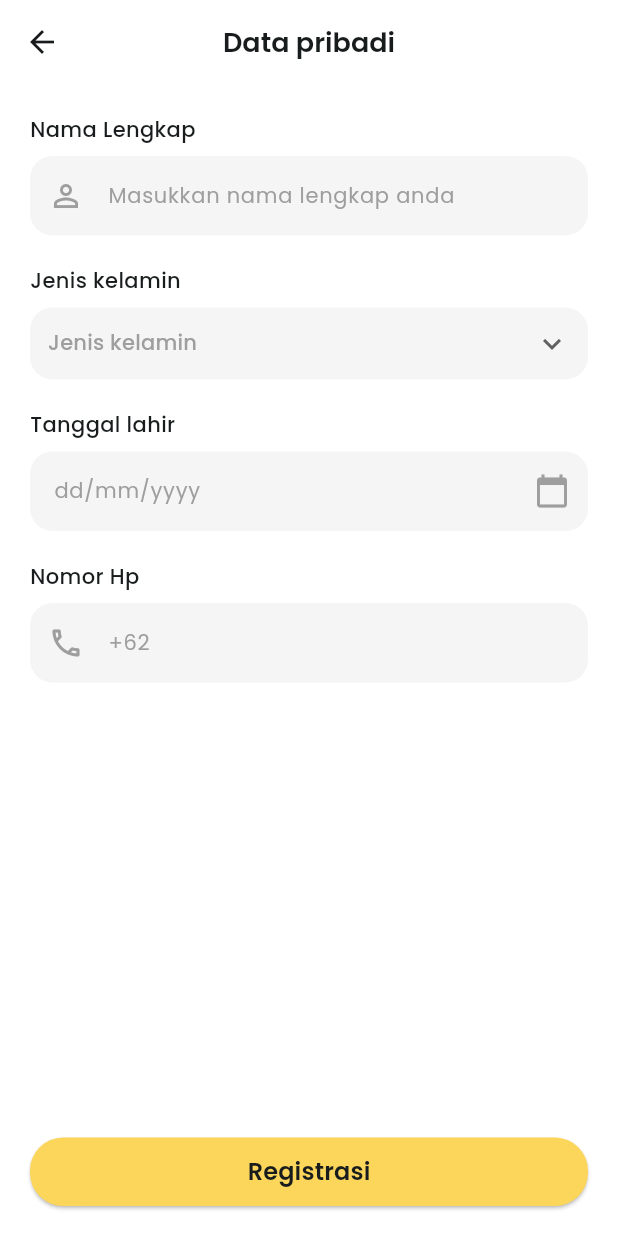
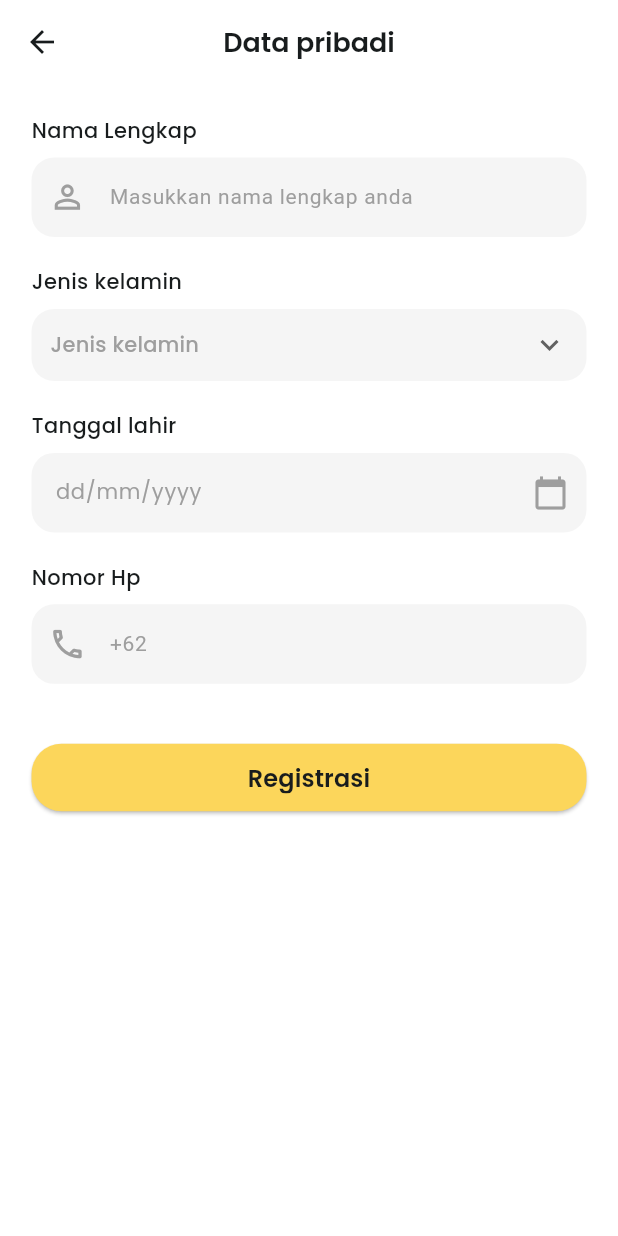
Before and after one commit to ellfarnaz/Ui-Ecommerce-FLutter, a Flutter app: the RegisterScreen screen opened directly, after a tap on "Selanjutnya", on a phone screen of 412 x 824 dp. Run offline on Flutter 3.47's test engine with Material 3 defaults, Android fonts, the light colour scheme and no system bars; our stand-ins replace cached_network_image, flutter_screenutil, google_fonts; network calls fail.

Commit message:
responsive design1

```diff
--- a/lib/core/constants/app_sizes.dart
+++ b/lib/core/constants/app_sizes.dart
@@ -1,39 +1,34 @@
-import '../utils/size_config.dart';
+import 'package:flutter_screenutil/flutter_screenutil.dart';
 
 class AppSizes {
   // Padding & Margin
-  static double get paddingXS => SizeConfig.getProportionateScreenWidth(4.0);
-  static double get paddingS => SizeConfig.getProportionateScreenWidth(8.0);
-  static double get paddingM => SizeConfig.getProportionateScreenWidth(16.0);
-  static double get paddingL => SizeConfig.getProportionateScreenWidth(24.0);
-  static double get paddingXL => SizeConfig.getProportionateScreenWidth(32.0);
-  static double get paddingXXL => SizeConfig.getProportionateScreenWidth(40.0);
+  static double get paddingXS => 4.w;
+  static double get paddingS => 8.w;
+  static double get paddingM => 16.w;
+  static double get paddingL => 24.w;
+  static double get paddingXL => 32.w;
+  static double get paddingXXL => 40.w;
 
   // Border Radius
-  static double get radiusS => SizeConfig.getProportionateScreenWidth(4.0);
-  static double get radiusM => SizeConfig.getProportionateScreenWidth(8.0);
-  static double get radiusL => SizeConfig.getProportionateScreenWidth(12.0);
-  static double get radiusXL => SizeConfig.getProportionateScreenWidth(16.0);
-  static double get radiusXXL => SizeConfig.getProportionateScreenWidth(20.0);
+  static double get radiusS => 4.r;
+  static double get radiusM => 8.r;
+  static double get radiusL => 12.r;
+  static double get radiusXL => 16.r;
+  static double get radiusXXL => 20.r;
 
   // Button Heights
-  static double get buttonHeight =>
-      SizeConfig.getProportionateScreenHeight(45.0);
-  static double get buttonIconSize =>
-      SizeConfig.getProportionateScreenWidth(24.0);
+  static double get buttonHeight => 45.h;
+  static double get buttonIconSize => 24.w;
 
   // Icon Sizes
-  static double get iconXS => SizeConfig.getProportionateScreenWidth(12.0);
-  static double get iconS => SizeConfig.getProportionateScreenWidth(16.0);
-  static double get iconM => SizeConfig.getProportionateScreenWidth(24.0);
-  static double get iconL => SizeConfig.getProportionateScreenWidth(32.0);
-  static double get iconXL => SizeConfig.getProportionateScreenWidth(48.0);
+  static double get iconXS => 12.w;
+  static double get iconS => 16.w;
+  static double get iconM => 24.w;
+  static double get iconL => 32.w;
+  static double get iconXL => 48.w;
 
   // Container Sizes
-  static double get categoryItemSize =>
-      SizeConfig.getProportionateScreenWidth(65.0);
-  static double get productCardHeight =>
-      SizeConfig.getProportionateScreenHeight(200.0);
-  static double get searchBarHeight =>
-      SizeConfig.getProportionateScreenHeight(50.0);
+  static double get categoryItemSize => 65.w;
+  static double get productCardHeight => 200.h;
+  static double get searchBarHeight => 50.h;
 }
--- a/lib/core/constants/app_text_styles.dart
+++ b/lib/core/constants/app_text_styles.dart
@@ -1,66 +1,48 @@
 import 'package:flutter/material.dart';
+import 'package:flutter_screenutil/flutter_screenutil.dart';
 import 'package:google_fonts/google_fonts.dart';
 import 'app_colors.dart';
 
 class AppTextStyles {
-  static TextStyle getStyle(BuildContext context, TextStyle baseStyle) {
-    final textScaler = MediaQuery.textScalerOf(context);
-    return baseStyle.copyWith(
-      fontSize: textScaler.scale(baseStyle.fontSize ?? 14),
+  static TextStyle getStyle(BuildContext context, TextStyle style) {
+    return style.copyWith(
+      fontSize: (style.fontSize ?? 14).sp,
     );
   }
 
-  static TextStyle heading(BuildContext context) => getStyle(
-        context,
-        GoogleFonts.poppins(
-          fontSize: 18,
+  static TextStyle heading(BuildContext context) => GoogleFonts.poppins(
+        fontSize: 18.sp,
         fontWeight: FontWeight.w600,
         color: AppColors.textDark,
-        ),
       );
 
-  static TextStyle subtitle(BuildContext context) => getStyle(
-        context,
-        GoogleFonts.poppins(
-          fontSize: 14,
+  static TextStyle subtitle(BuildContext context) => GoogleFonts.poppins(
+        fontSize: 14.sp,
         fontWeight: FontWeight.w400,
         color: AppColors.textSubtitle,
-        ),
       );
 
-  static TextStyle buttonText(BuildContext context) => getStyle(
-        context,
-        GoogleFonts.poppins(
-          fontSize: 16,
+  static TextStyle buttonText(BuildContext context) => GoogleFonts.poppins(
+        fontSize: 14.sp,
         fontWeight: FontWeight.w600,
         color: AppColors.textDark,
-        ),
       );
 
-  static TextStyle body(BuildContext context) => getStyle(
-        context,
-        GoogleFonts.poppins(
-          fontSize: 14,
+  static TextStyle body(BuildContext context) => GoogleFonts.poppins(
+        fontSize: 14.sp,
         fontWeight: FontWeight.w400,
         color: AppColors.textDark,
-        ),
       );
 
-  static TextStyle productTitle(BuildContext context) => getStyle(
-        context,
-        GoogleFonts.poppins(
-          fontSize: 24,
+  static TextStyle productTitle(BuildContext context) => GoogleFonts.poppins(
+        fontSize: 24.sp,
         fontWeight: FontWeight.w600,
         color: AppColors.textDark,
-        ),
       );
 
-  static TextStyle productPrice(BuildContext context) => getStyle(
-        context,
-        GoogleFonts.poppins(
-          fontSize: 20,
+  static TextStyle productPrice(BuildContext context) => GoogleFonts.poppins(
+        fontSize: 20.sp,
         fontWeight: FontWeight.w600,
         color: Colors.white,
-        ),
       );
 }
--- a/lib/features/auth/screens/personal_data_screen.dart
+++ b/lib/features/auth/screens/personal_data_screen.dart
@@ -1,4 +1,5 @@
 import 'package:flutter/material.dart';
+import 'package:flutter_screenutil/flutter_screenutil.dart';
 import 'package:google_fonts/google_fonts.dart';
 import '../../../core/constants/app_colors.dart';
 import '../../../core/constants/app_text_styles.dart';
@@ -41,8 +42,10 @@ class _PersonalDataScreenState extends State<PersonalDataScreen> {
         ),
         centerTitle: true,
       ),
-      body: Padding(
-        padding: const EdgeInsets.all(20.0),
+      body: SafeArea(
+        child: SingleChildScrollView(
+          child: Padding(
+            padding: EdgeInsets.all(20.w),
             child: Column(
               crossAxisAlignment: CrossAxisAlignment.start,
               children: [
@@ -53,13 +56,13 @@ class _PersonalDataScreenState extends State<PersonalDataScreen> {
                     fontWeight: FontWeight.w500,
                   ),
                 ),
-            const SizedBox(height: 8),
+                SizedBox(height: 8.h),
                 // Nama Lengkap Input
                 const CustomTextField(
                   hintText: 'Masukkan nama lengkap anda',
                   prefixIcon: Icons.person_outline,
                 ),
-            const SizedBox(height: 20),
+                SizedBox(height: 20.h),
 
                 // Jenis Kelamin Label
                 Text(
@@ -68,26 +71,23 @@ class _PersonalDataScreenState extends State<PersonalDataScreen> {
                     fontWeight: FontWeight.w500,
                   ),
                 ),
-            const SizedBox(height: 8),
+                SizedBox(height: 8.h),
                 // Jenis Kelamin Dropdown
                 Container(
                   width: double.infinity,
-              padding: const EdgeInsets.symmetric(horizontal: 12),
+                  padding: EdgeInsets.symmetric(horizontal: 12.w),
                   decoration: BoxDecoration(
                     color: AppColors.inputBackground,
-                borderRadius: BorderRadius.circular(15),
+                    borderRadius: BorderRadius.circular(15.r),
                   ),
                   child: DropdownButtonHideUnderline(
                     child: DropdownButton<String>(
                       value: selectedGender,
                       hint: Text(
                         'Jenis kelamin',
-                    style: AppTextStyles.getStyle(
-                      context,
-                      GoogleFonts.poppins(
+                        style: GoogleFonts.poppins(
                           color: Colors.grey,
-                        fontSize: 14,
-                      ),
+                          fontSize: 14.sp,
                         ),
                       ),
                       items: ['Laki-laki', 'Perempuan']
@@ -109,7 +109,7 @@ class _PersonalDataScreenState extends State<PersonalDataScreen> {
                     ),
                   ),
                 ),
-            const SizedBox(height: 20),
+                SizedBox(height: 20.h),
 
                 // Tanggal Lahir Label
                 Text(
@@ -118,7 +118,7 @@ class _PersonalDataScreenState extends State<PersonalDataScreen> {
                     fontWeight: FontWeight.w500,
                   ),
                 ),
-            const SizedBox(height: 8),
+                SizedBox(height: 8.h),
                 // Tanggal Lahir Input
                 TextField(
                   controller: dateController,
@@ -126,25 +126,22 @@ class _PersonalDataScreenState extends State<PersonalDataScreen> {
                     filled: true,
                     fillColor: AppColors.inputBackground,
                     hintText: 'dd/mm/yyyy',
-                hintStyle: AppTextStyles.getStyle(
-                  context,
-                  GoogleFonts.poppins(
+                    hintStyle: GoogleFonts.poppins(
                       color: Colors.grey,
-                    fontSize: 14,
-                  ),
+                      fontSize: 14.sp,
                     ),
                     suffixIcon:
                         const Icon(Icons.calendar_today, color: Colors.grey),
                     border: OutlineInputBorder(
-                  borderRadius: BorderRadius.circular(15),
+                      borderRadius: BorderRadius.circular(15.r),
                       borderSide: BorderSide.none,
                     ),
                     enabledBorder: OutlineInputBorder(
-                  borderRadius: BorderRadius.circular(15),
+                      borderRadius: BorderRadius.circular(15.r),
                       borderSide: BorderSide.none,
                     ),
                     focusedBorder: OutlineInputBorder(
-                  borderRadius: BorderRadius.circular(15),
+                      borderRadius: BorderRadius.circular(15.r),
                       borderSide: BorderSide.none,
                     ),
                   ),
@@ -167,7 +164,7 @@ class _PersonalDataScreenState extends State<PersonalDataScreen> {
                     }
                   },
                 ),
-            const SizedBox(height: 20),
+                SizedBox(height: 20.h),
 
                 // Nomor HP Label
                 Text(
@@ -176,14 +173,14 @@ class _PersonalDataScreenState extends State<PersonalDataScreen> {
                     fontWeight: FontWeight.w500,
                   ),
                 ),
-            const SizedBox(height: 8),
+                SizedBox(height: 8.h),
                 // Nomor HP Input
                 CustomTextField(
                   hintText: '+62',
                   prefixIcon: Icons.phone_outlined,
                   controller: TextEditingController(),
                 ),
-            const Spacer(),
+                SizedBox(height: 40.h),
 
                 // Registrasi Button
                 AuthButton(
@@ -199,7 +196,10 @@ class _PersonalDataScreenState extends State<PersonalDataScreen> {
                     );
                   },
                 ),
+                SizedBox(height: 20.h), // Tambahan padding di bawah
               ],
+            ),
+          ),
         ),
       ),
     );
--- a/lib/features/auth/screens/register_screen.dart
+++ b/lib/features/auth/screens/register_screen.dart
@@ -1,4 +1,6 @@
 import 'package:flutter/material.dart';
+import 'package:flutter_screenutil/flutter_screenutil.dart';
+import 'package:google_fonts/google_fonts.dart';
 import 'personal_data_screen.dart';
 import '../../../shared/widgets/custom_app_bar.dart';
 import '../widgets/auth_button.dart';
@@ -14,28 +16,30 @@ class RegisterScreen extends StatelessWidget {
     return Scaffold(
       appBar: const CustomAppBar(title: 'Registrasi'),
       backgroundColor: Colors.white,
-      body: Padding(
-        padding: const EdgeInsets.all(20.0),
+      body: SafeArea(
+        child: SingleChildScrollView(
+          child: Padding(
+            padding: EdgeInsets.all(20.w),
             child: Column(
               children: [
-            const SizedBox(height: 20),
+                SizedBox(height: 20.h),
                 const CustomTextField(
                   hintText: 'Masukkan email anda',
                   prefixIcon: Icons.email_outlined,
                 ),
-            const SizedBox(height: 20),
+                SizedBox(height: 20.h),
                 const CustomTextField(
                   hintText: 'Masukkan kata sandi anda',
                   prefixIcon: Icons.lock_outline,
                   obscureText: true,
                 ),
-            const SizedBox(height: 20),
+                SizedBox(height: 20.h),
                 const CustomTextField(
                   hintText: 'Konfirmasi kata sandi anda',
                   prefixIcon: Icons.lock_outline,
                   obscureText: true,
                 ),
-            const SizedBox(height: 30),
+                SizedBox(height: 30.h),
                 AuthButton(
                   text: 'Selanjutnya',
                   onPressed: () {
@@ -48,7 +52,7 @@ class RegisterScreen extends StatelessWidget {
                     );
                   },
                 ),
-            const SizedBox(height: 20),
+                SizedBox(height: 20.h),
                 GestureDetector(
                   onTap: () {
                     Navigator.pop(
@@ -61,13 +65,17 @@ class RegisterScreen extends StatelessWidget {
                   },
                   child: Text(
                     'Masuk',
-                style: Theme.of(context).textTheme.bodyMedium?.copyWith(
+                    style: GoogleFonts.poppins(
                       color: Theme.of(context).primaryColor,
-                      fontWeight: FontWeight.bold,
+                      fontWeight: FontWeight.w600,
+                      fontSize: 14.sp,
                     ),
                   ),
                 ),
+                SizedBox(height: 20.h),
               ],
+            ),
+          ),
         ),
       ),
     );
--- a/lib/features/auth/widgets/auth_button.dart
+++ b/lib/features/auth/widgets/auth_button.dart
@@ -1,7 +1,7 @@
 import 'package:flutter/material.dart';
+import 'package:flutter_screenutil/flutter_screenutil.dart';
 import 'package:google_fonts/google_fonts.dart';
 import '../../../core/constants/app_sizes.dart';
-import '../../../core/constants/app_text_styles.dart';
 
 class AuthButton extends StatelessWidget {
   final String text;
@@ -30,15 +30,16 @@ class AuthButton extends StatelessWidget {
           shape: RoundedRectangleBorder(
             borderRadius: BorderRadius.circular(AppSizes.radiusXXL),
           ),
+          padding: EdgeInsets.symmetric(
+            horizontal: 20.w,
+            vertical: 12.h,
+          ),
         ),
         child: Text(
           text,
-          style: AppTextStyles.getStyle(
-            context,
-            GoogleFonts.poppins(
-              fontSize: 16,
-              fontWeight: FontWeight.w600,
-            ),
+          style: GoogleFonts.poppins(
+            fontSize: 16.sp,
+            fontWeight: FontWeight.w600,
           ),
         ),
       ),
--- a/lib/features/auth/widgets/custom_text_field.dart
+++ b/lib/features/auth/widgets/custom_text_field.dart
@@ -1,6 +1,5 @@
 import 'package:flutter/material.dart';
-import 'package:google_fonts/google_fonts.dart';
-import '../../../core/constants/app_text_styles.dart';
+import 'package:flutter_screenutil/flutter_screenutil.dart';
 
 class CustomTextField extends StatelessWidget {
   final String hintText;
@@ -21,32 +20,26 @@ class CustomTextField extends StatelessWidget {
     return TextField(
       controller: controller,
       obscureText: obscureText,
-      style: AppTextStyles.getStyle(
-        context,
-        GoogleFonts.poppins(fontSize: 14),
-      ),
+      style: TextStyle(fontSize: 14.sp),
       decoration: InputDecoration(
         filled: true,
         fillColor: const Color(0xFFF5F5F5),
         hintText: hintText,
-        hintStyle: AppTextStyles.getStyle(
-          context,
-          GoogleFonts.poppins(
-            color: Colors.grey,
-            fontSize: 14,
-          ),
+        hintStyle: TextStyle(
+          color: Colors.grey,
+          fontSize: 14.sp,
         ),
-        prefixIcon: Icon(prefixIcon, color: Colors.grey),
+        prefixIcon: Icon(prefixIcon, color: Colors.grey, size: 24.w),
         border: OutlineInputBorder(
-          borderRadius: BorderRadius.circular(15),
+          borderRadius: BorderRadius.circular(15.r),
           borderSide: BorderSide.none,
         ),
         enabledBorder: OutlineInputBorder(
-          borderRadius: BorderRadius.circular(15),
+          borderRadius: BorderRadius.circular(15.r),
           borderSide: BorderSide.none,
         ),
         focusedBorder: OutlineInputBorder(
-          borderRadius: BorderRadius.circular(15),
+          borderRadius: BorderRadius.circular(15.r),
           borderSide: BorderSide.none,
         ),
       ),
--- a/lib/features/home/widgets/product_card.dart
+++ b/lib/features/home/widgets/product_card.dart
@@ -1,8 +1,8 @@
 import 'package:flutter/material.dart';
+import 'package:flutter_screenutil/flutter_screenutil.dart';
+import 'package:google_fonts/google_fonts.dart';
 import 'package:cached_network_image/cached_network_image.dart';
 import '../../../core/constants/app_colors.dart';
-import '../../../core/constants/app_sizes.dart';
-import '../../../core/constants/app_text_styles.dart';
 import '../screens/product_detail_screen.dart';
 
 class ProductCard extends StatelessWidget {
@@ -21,7 +21,6 @@ class ProductCard extends StatelessWidget {
 
   @override
   Widget build(BuildContext context) {
-    final size = MediaQuery.of(context).size;
     final String uniqueTag =
         'product-$name-${DateTime.now().millisecondsSinceEpoch}';
 
@@ -32,31 +31,15 @@ class ProductCard extends StatelessWidget {
         child: Card(
           elevation: 0,
           shape: RoundedRectangleBorder(
-            borderRadius: BorderRadius.circular(AppSizes.radiusL),
-          ),
-          child: ConstrainedBox(
-            constraints: BoxConstraints(
-              maxHeight: size.height * 0.3,
-              minHeight: size.height * 0.2,
+            borderRadius: BorderRadius.circular(15.r),
           ),
           child: Column(
             crossAxisAlignment: CrossAxisAlignment.start,
             children: [
-                _buildProductImage(),
-                _buildProductInfo(context),
-              ],
-            ),
-          ),
-        ),
-      ),
-    );
-  }
-
-  Widget _buildProductImage() {
-    return Expanded(
+              Expanded(
                 child: ClipRRect(
                   borderRadius: BorderRadius.vertical(
-          top: Radius.circular(AppSizes.radiusL),
+                    top: Radius.circular(15.r),
                   ),
                   child: CachedNetworkImage(
                     imageUrl: imageUrl,
@@ -66,27 +49,37 @@ class ProductCard extends StatelessWidget {
                     errorWidget: _buildErrorWidget,
                   ),
                 ),
-    );
-  }
-
-  Widget _buildProductInfo(BuildContext context) {
-    return Padding(
-      padding: EdgeInsets.all(AppSizes.paddingM),
+              ),
+              Padding(
+                padding: EdgeInsets.all(12.w),
                 child: Column(
                   crossAxisAlignment: CrossAxisAlignment.start,
                   children: [
                     Text(
                       name,
-            style: AppTextStyles.subtitle(context),
+                      style: GoogleFonts.poppins(
+                        fontSize: 14.sp,
+                        fontWeight: FontWeight.w500,
+                        color: AppColors.textDark,
+                      ),
                       maxLines: 2,
                       overflow: TextOverflow.ellipsis,
                     ),
-          SizedBox(height: AppSizes.paddingXS),
+                    SizedBox(height: 4.h),
                     Text(
                       price,
-            style: AppTextStyles.subtitle(context),
+                      style: GoogleFonts.poppins(
+                        fontSize: 14.sp,
+                        fontWeight: FontWeight.w600,
+                        color: AppColors.textDark,
+                      ),
                     ),
                   ],
+                ),
+              ),
+            ],
+          ),
+        ),
       ),
     );
   }
@@ -94,9 +87,14 @@ class ProductCard extends StatelessWidget {
   Widget _buildPlaceholder(BuildContext context, String url) {
     return Container(
       color: Colors.grey[200],
-      child: const Center(
-        child: CircularProgressIndicator(
+      child: Center(
+        child: SizedBox(
+          width: 24.w,
+          height: 24.w,
+          child: const CircularProgressIndicator(
             color: AppColors.primary,
+            strokeWidth: 2,
+          ),
         ),
       ),
     );
@@ -108,11 +106,18 @@ class ProductCard extends StatelessWidget {
       child: Column(
         mainAxisAlignment: MainAxisAlignment.center,
         children: [
-          const Icon(Icons.error_outline, color: Colors.grey, size: 32),
-          SizedBox(height: AppSizes.paddingS),
-          const Text(
+          Icon(
+            Icons.error_outline,
+            color: Colors.grey,
+            size: 32.w,
+          ),
+          SizedBox(height: 8.h),
+          Text(
             'Gambar tidak tersedia',
-            style: TextStyle(color: Colors.grey, fontSize: 12),
+            style: GoogleFonts.poppins(
+              fontSize: 12.sp,
+              color: Colors.grey,
+            ),
           ),
         ],
       ),
```
Also changed, not shown: lib/features/auth/screens/login_screen.dart (+17 -28 lines), lib/features/home/screens/home_screen.dart (+27 -29 lines), lib/features/home/screens/product_detail_screen.dart (+74 -60 lines), lib/features/home/widgets/category_item.dart (+6 -19 lines), lib/features/home/widgets/search_bar.dart (+20 -3 lines), lib/main.dart (+21 -12 lines), 1 other file. Lines whose indentation alone changed are shown as unchanged.
